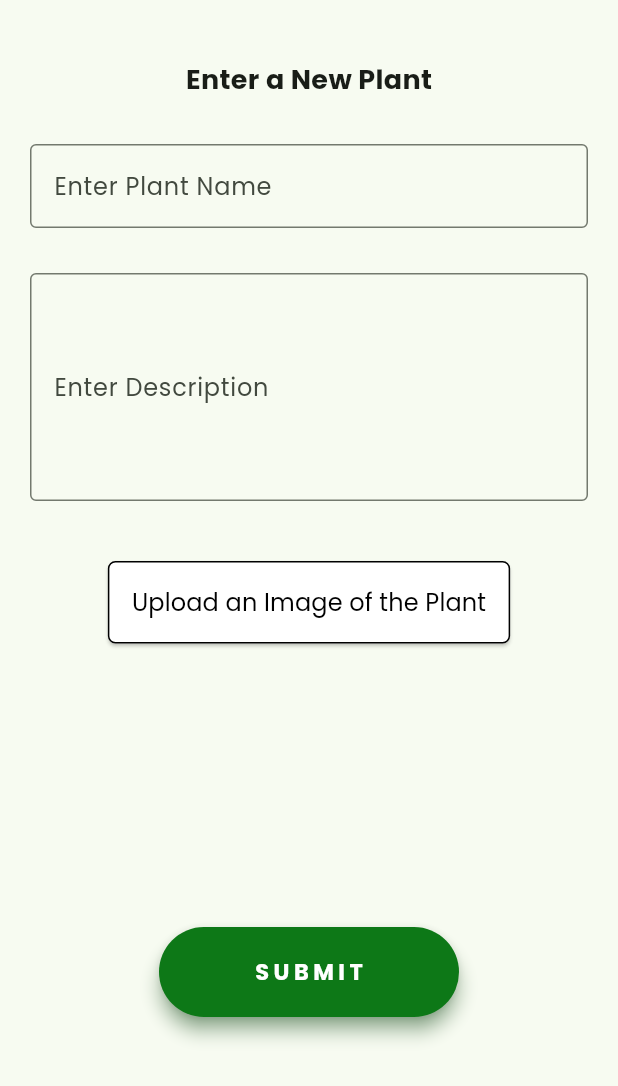
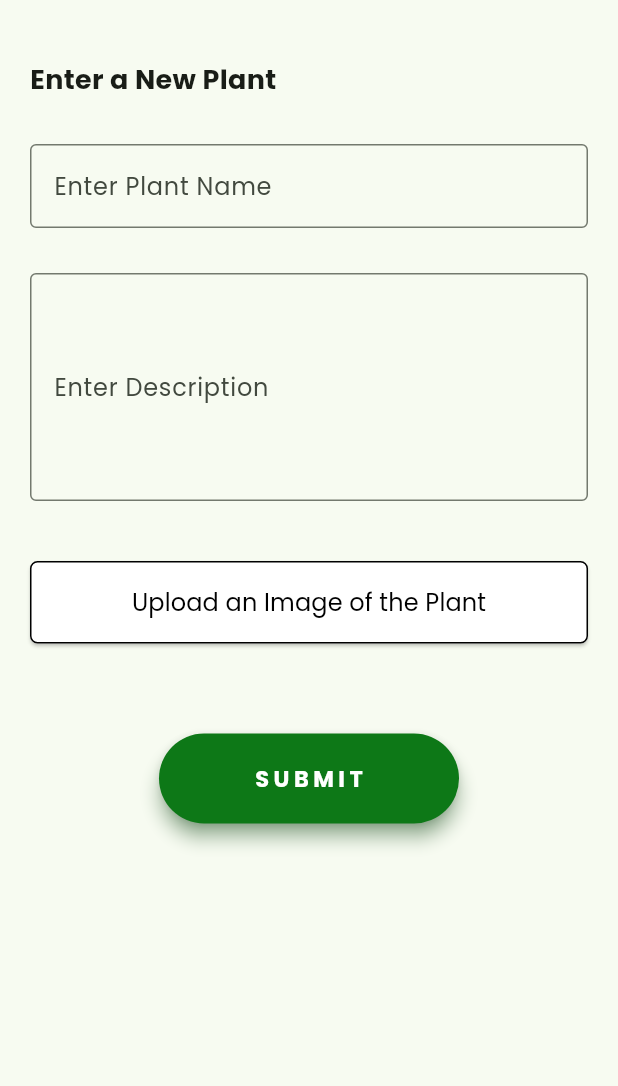
Before and after one commit to cepdnaclk/e19-3yp-Automated-Hydroponic-System, a Flutter app: the NewPlant screen opened directly, on a phone screen of 412 x 824 dp, the part 150-1236 px from its top. Run offline on Flutter 3.47's test engine with Material 3 defaults, Android fonts, the phone set to English and light mode, and no system bars; our stand-ins replace image_picker.

Commit message:
Some changes of the new_plant page.

```diff
--- a/Mobile Application/flutter_app/lib/new_plant.dart
+++ b/Mobile Application/flutter_app/lib/new_plant.dart
@@ -4,15 +4,15 @@ import 'package:image_picker/image_picker.dart';
 import 'dart:io';
 
 class NewPlant extends StatefulWidget {
-  const NewPlant({super.key});
+  const NewPlant({Key? key}) : super(key: key);
 
   @override
   _NewPlantState createState() => _NewPlantState();
 }
 
 class _NewPlantState extends State<NewPlant> {
-
-  TextEditingController _controller = TextEditingController();
+  TextEditingController _nameController = TextEditingController();
+  TextEditingController _descriptionController = TextEditingController();
   File? _image;
 
   Future<void> _getImage() async {
@@ -30,12 +30,11 @@ class _NewPlantState extends State<NewPlant> {
 
   @override
   Widget build(BuildContext context) {
-
     return Scaffold(
       appBar: Header(),
-      body: Stack(
-        children: [
-          Column(
+      body: SingleChildScrollView(
+        child: Column(
+          crossAxisAlignment: CrossAxisAlignment.stretch,
           children: [
             Padding(
               padding: const EdgeInsets.fromLTRB(20, 40, 20, 20),
@@ -51,7 +50,7 @@ class _NewPlantState extends State<NewPlant> {
             Padding(
               padding: const EdgeInsets.fromLTRB(20, 10, 20, 20),
               child: TextField(
-                controller: _controller,
+                controller: _nameController,
                 decoration: InputDecoration(
                   labelText: 'Enter Plant Name',
                   border: OutlineInputBorder(),
@@ -62,11 +61,10 @@ class _NewPlantState extends State<NewPlant> {
               ),
             ),
             SizedBox(height: 10),
-
             Padding(
               padding: const EdgeInsets.fromLTRB(20, 0, 20, 20),
               child: TextField(
-                controller: _controller,
+                controller: _descriptionController,
                 maxLines: 5,
                 decoration: InputDecoration(
                   labelText: 'Enter Description',
@@ -80,7 +78,13 @@ class _NewPlantState extends State<NewPlant> {
 
             SizedBox(height: 20),
 
-            ElevatedButton(
+            ConstrainedBox(
+                constraints: BoxConstraints(
+                  maxWidth: 350,
+                ),
+                child: Padding(
+                  padding: const EdgeInsets.fromLTRB(20, 0, 20, 20),
+                  child: ElevatedButton(
                     onPressed: _getImage,
                     style: ElevatedButton.styleFrom(
                       backgroundColor: Colors.white,
@@ -99,7 +103,11 @@ class _NewPlantState extends State<NewPlant> {
                       ),
                     ),
                   ),
+                ),
+              ),
+
             SizedBox(height: 20),
+
             _image != null
                 ? Image.file(
                     _image!,
@@ -108,21 +116,19 @@ class _NewPlantState extends State<NewPlant> {
                     fit: BoxFit.cover,
                   )
                 : SizedBox(),
-          ],
+            SizedBox(height: 20),
+            Center(
+                child: ConstrainedBox(
+                  constraints: BoxConstraints(
+                    maxWidth: 200,
                   ),
-          Positioned(
-            left: 90,
-            right: 90,
-            bottom: 30,
-            child: Container(
-              padding: EdgeInsets.all(16.0),
                   child: ElevatedButton(
                     onPressed: () {
-
+                      // Handle submission here
                     },
                     style: ElevatedButton.styleFrom(
                       shape: const StadiumBorder(),
-                  elevation:5,
+                      elevation: 5,
                       shadowColor: Color(0xFF0D7817),
                       backgroundColor: Color(0xFF0D7817),
                       minimumSize: const Size.fromHeight(60),
@@ -139,8 +145,10 @@ class _NewPlantState extends State<NewPlant> {
                     ),
                   ),
                 ),
-          )
+              ),
+
           ],
+        ),
       ),
     );
   }
```
Lines whose indentation alone changed are shown as unchanged.
